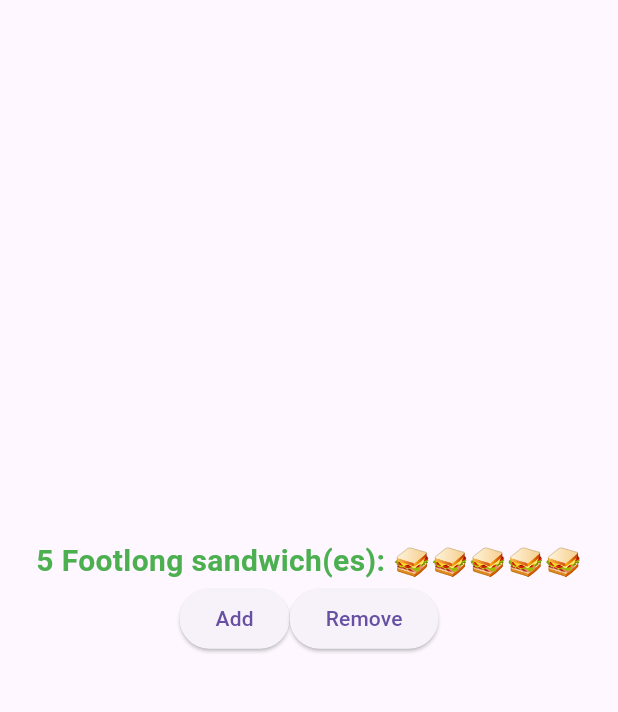
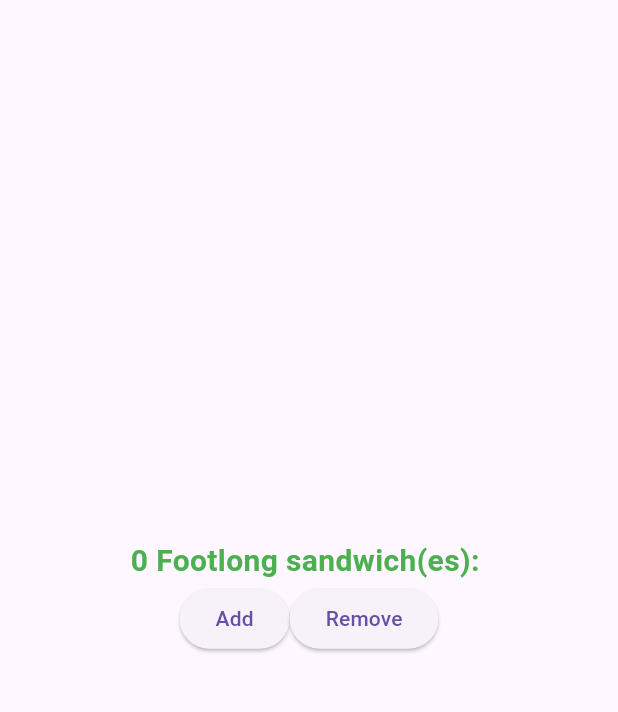
Before and after one commit to lllouislouislouis/sandwich_shop, a Flutter app: the screen it shows after launch, on a phone screen of 412 x 824 dp, the part 63-775 px from its top. Run offline on Flutter 3.47's test engine with Material 3 defaults, Android fonts, the phone set to English and light mode, and no system bars.

Commit message:
Use OrderScreen in App

```diff
--- a/lib/main.dart
+++ b/lib/main.dart
@@ -6,35 +6,11 @@ void main() {
 
 class App extends StatelessWidget {
   const App({super.key});
+
   @override
   Widget build(BuildContext context) {
-    return MaterialApp(
-      title: 'Sandwich Shop App',
-      home: Scaffold(
-        appBar: AppBar(title: const Text('Sandwich Counter')),
-        body: Center(
-          child: Column(
-            mainAxisAlignment: MainAxisAlignment.center,
-            children: [
-              const OrderItemDisplay(5, 'Footlong'),
-              Row(
-                mainAxisAlignment: MainAxisAlignment.center,
-                children: [
-                  ElevatedButton(
-                    onPressed: () => print('Add button pressed!'),
-                    child: const Text('Add'),
-                  ),
-                  ElevatedButton(
-                    onPressed: () => print('Remove button pressed!'),
-                    child: const Text('Remove'),
-                  ),
-                ],
-              ),
-            ],
-          ),
-        ),
-      ),
-    );
+    return const MaterialApp(
+        title: 'Sandwich Shop App', home: OrderScreen(maxQuantity: 5));
   }
 }
 
```
